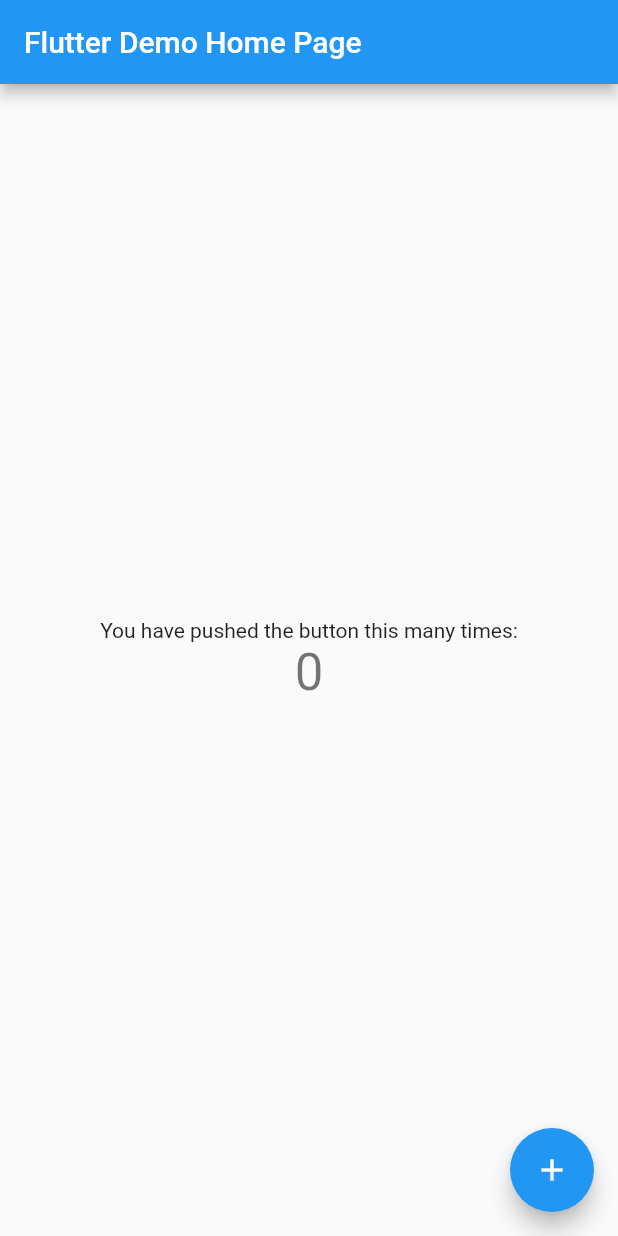
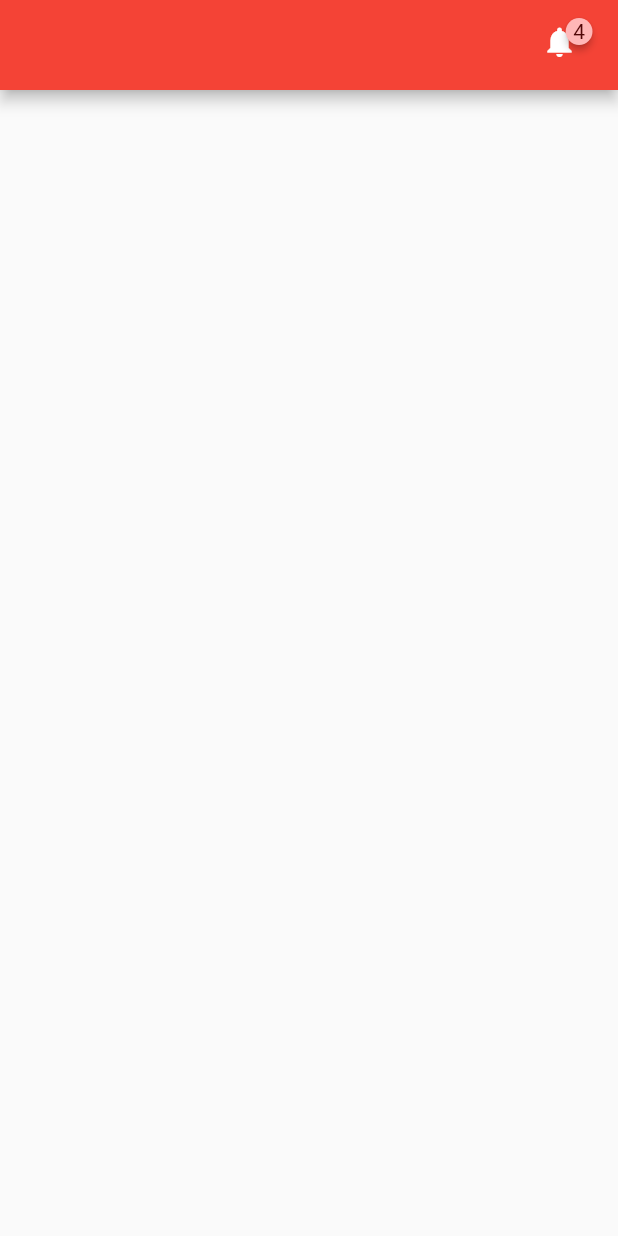
Before and after one commit to ElFabNyl/nextwave, a Flutter app: the screen it shows after launch, on a phone screen of 412 x 824 dp. Run offline on Flutter 3.47's test engine with Material 2 defaults, Android fonts, the phone set to English and light mode, and no system bars; drawn by our look-alikes of badges.

Commit message:
appBar widget component

```diff
--- /dev/null
+++ b/lib/components/app_bar.dart
@@ -0,0 +1,64 @@
+import 'package:badges/badges.dart';
+import 'package:flutter/material.dart';
+
+class AppBarWidget extends StatelessWidget implements PreferredSizeWidget {
+  final bool showArrow;
+  final bool showBell;
+  final bool showBadge;
+  final Widget? title;
+  final String? badgeContent;
+  final Function()? notificationBellFunction;
+
+  const AppBarWidget({
+    Key? key,
+    required this.showArrow,
+    required this.showBell,
+    required this.showBadge,
+    this.title,
+    this.badgeContent,
+    this.notificationBellFunction,
+  }) : super(key: key);
+
+  @override
+  Size get preferredSize => const Size.fromHeight(60);
+
+  @override
+  Widget build(BuildContext context) {
+    return AppBar(
+      title: title,
+      leading: showArrow
+          ? IconButton(
+              onPressed: () {
+                Navigator.of(context).pop();
+              },
+              icon: const Icon(
+                Icons.arrow_back,
+                color: Colors.white,
+              ))
+          : null,
+      centerTitle: true,
+      actions: [
+        Padding(
+          padding: const EdgeInsets.symmetric(horizontal: 15.0),
+          child: IconButton(
+              onPressed: notificationBellFunction,
+              icon: Badge(
+                badgeContent: showBadge
+                    ? Text(
+                        badgeContent.toString(),
+                        style: const TextStyle(color: Color(0xff510707)),
+                      )
+                    : null,
+                child: showBell
+                    ? const Icon(
+                        Icons.notifications,
+                        color: Colors.white,
+                      )
+                    : null,
+                badgeColor: const Color(0xffFFB7B7),
+              )),
+        )
+      ],
+    );
+  }
+}
--- a/lib/main.dart
+++ b/lib/main.dart
@@ -1,115 +1,29 @@
 import 'package:flutter/material.dart';
 
+import 'package:nextwave/router/app_router.dart';
+
 void main() {
-  runApp(const MyApp());
+  runApp(MyApp(
+    appRouter: AppRouter(),
+  ));
 }
 
 class MyApp extends StatelessWidget {
-  const MyApp({Key? key}) : super(key: key);
+  final AppRouter appRouter;
+  const MyApp({
+    Key? key,
+    required this.appRouter,
+  }) : super(key: key);
 
-  // This widget is the root of your application.
   @override
   Widget build(BuildContext context) {
     return MaterialApp(
-      title: 'Flutter Demo',
+      title: 'NextWafe',
+      debugShowCheckedModeBanner: false,
       theme: ThemeData(
-        // This is the theme of your application.
-        //
-        // Try running your application with "flutter run". You'll see the
-        // application has a blue toolbar. Then, without quitting the app, try
-        // changing the primarySwatch below to Colors.green and then invoke
-        // "hot reload" (press "r" in the console where you ran "flutter run",
-        // or simply save your changes to "hot reload" in a Flutter IDE).
-        // Notice that the counter didn't reset back to zero; the application
-        // is not restarted.
-        primarySwatch: Colors.blue,
+        primarySwatch: Colors.red,
       ),
-      home: const MyHomePage(title: 'Flutter Demo Home Page'),
+      onGenerateRoute: appRouter.onGenerateRoute,
     );
   }
 }
-
-class MyHomePage extends StatefulWidget {
-  const MyHomePage({Key? key, required this.title}) : super(key: key);
-
-  // This widget is the home page of your application. It is stateful, meaning
-  // that it has a State object (defined below) that contains fields that affect
-  // how it looks.
-
-  // This class is the configuration for the state. It holds the values (in this
-  // case the title) provided by the parent (in this case the App widget) and
-  // used by the build method of the State. Fields in a Widget subclass are
-  // always marked "final".
-
-  final String title;
-
-  @override
-  State<MyHomePage> createState() => _MyHomePageState();
-}
-
-class _MyHomePageState extends State<MyHomePage> {
-  int _counter = 0;
-
-  void _incrementCounter() {
-    setState(() {
-      // This call to setState tells the Flutter framework that something has
-      // changed in this State, which causes it to rerun the build method below
-      // so that the display can reflect the updated values. If we changed
-      // _counter without calling setState(), then the build method would not be
-      // called again, and so nothing would appear to happen.
-      _counter++;
-    });
-  }
-
-  @override
-  Widget build(BuildContext context) {
-    // This method is rerun every time setState is called, for instance as done
-    // by the _incrementCounter method above.
-    //
-    // The Flutter framework has been optimized to make rerunning build methods
-    // fast, so that you can just rebuild anything that needs updating rather
-    // than having to individually change instances of widgets.
-    return Scaffold(
-      appBar: AppBar(
-        // Here we take the value from the MyHomePage object that was created by
-        // the App.build method, and use it to set our appbar title.
-        title: Text(widget.title),
-      ),
-      body: Center(
-        // Center is a layout widget. It takes a single child and positions it
-        // in the middle of the parent.
-        child: Column(
-          // Column is also a layout widget. It takes a list of children and
-          // arranges them vertically. By default, it sizes itself to fit its
-          // children horizontally, and tries to be as tall as its parent.
-          //
-          // Invoke "debug painting" (press "p" in the console, choose the
-          // "Toggle Debug Paint" action from the Flutter Inspector in Android
-          // Studio, or the "Toggle Debug Paint" command in Visual Studio Code)
-          // to see the wireframe for each widget.
-          //
-          // Column has various properties to control how it sizes itself and
-          // how it positions its children. Here we use mainAxisAlignment to
-          // center the children vertically; the main axis here is the vertical
-          // axis because Columns are vertical (the cross axis would be
-          // horizontal).
-          mainAxisAlignment: MainAxisAlignment.center,
-          children: <Widget>[
-            const Text(
-              'You have pushed the button this many times:',
-            ),
-            Text(
-              '$_counter',
-              style: Theme.of(context).textTheme.headline4,
-            ),
-          ],
-        ),
-      ),
-      floatingActionButton: FloatingActionButton(
-        onPressed: _incrementCounter,
-        tooltip: 'Increment',
-        child: const Icon(Icons.add),
-      ), // This trailing comma makes auto-formatting nicer for build methods.
-    );
-  }
-}
--- /dev/null
+++ b/lib/presentation/Screens/send/home.dart
@@ -0,0 +1,19 @@
+import 'package:flutter/material.dart';
+import 'package:nextwave/components/app_bar.dart';
+
+class Home extends StatefulWidget {
+  const Home({Key? key}) : super(key: key);
+
+  @override
+  _HomeState createState() => _HomeState();
+}
+
+class _HomeState extends State<Home> {
+  @override
+  Widget build(BuildContext context) {
+    return Scaffold(
+      appBar: AppBarWidget(
+          showArrow: false, showBell: true, showBadge: true, badgeContent: '4'),
+    );
+  }
+}
--- /dev/null
+++ b/lib/router/app_router.dart
@@ -0,0 +1,14 @@
+import 'package:flutter/material.dart';
+import 'package:nextwave/presentation/Screens/send/home.dart';
+
+class AppRouter {
+  Route<dynamic>? onGenerateRoute(RouteSettings routeSettings) {
+    switch (routeSettings.name) {
+      case '/':
+        return MaterialPageRoute(builder: (_) => const Home());
+
+      default:
+        return null;
+    }
+  }
+}
--- a/pubspec.yaml
+++ b/pubspec.yaml
@@ -34,6 +34,8 @@ dependencies:
   # The following adds the Cupertino Icons font to your application.
   # Use with the CupertinoIcons class for iOS style icons.
   cupertino_icons: ^1.0.2
+  flutter_bloc: ^8.0.0
+  badges: ^2.0.2
 
 dev_dependencies:
   flutter_test:
@@ -58,8 +60,8 @@ flutter:
   uses-material-design: true
 
   # To add assets to your application, add an assets section, like this:
-  # assets:
-  #   - images/a_dot_burr.jpeg
+  assets:
+    - assets/images/
   #   - images/a_dot_ham.jpeg
 
   # An image asset can refer to one or more resolution-specific "variants", see
```
Also changed, not shown: pubspec.lock.
